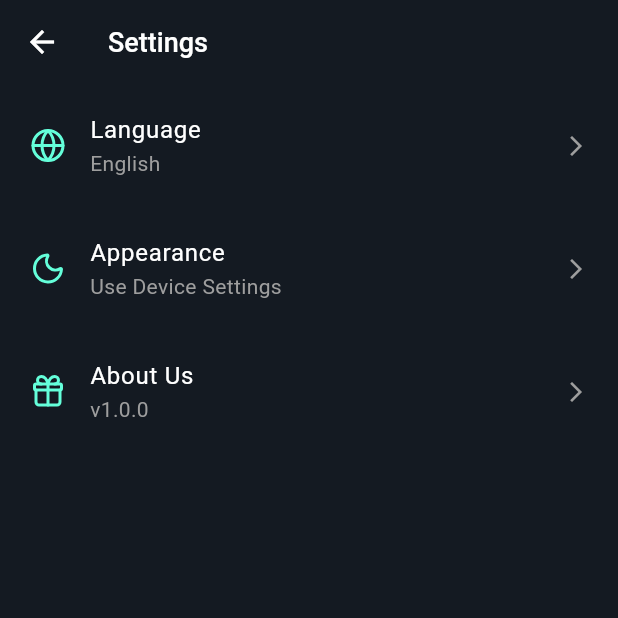
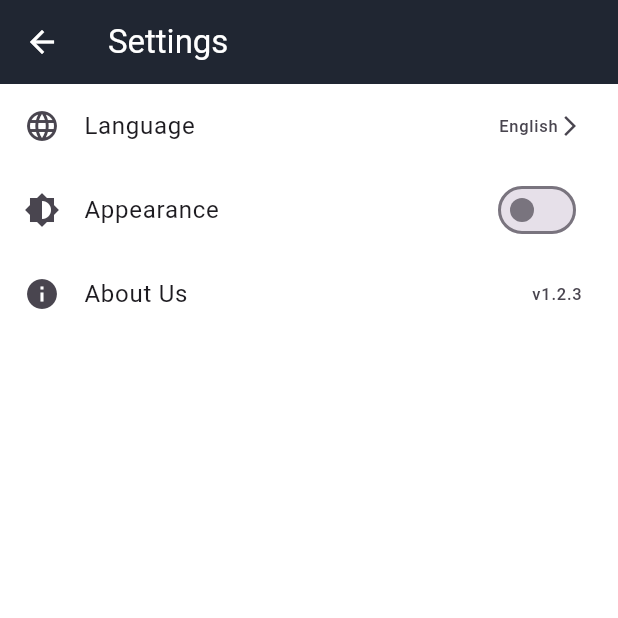
Before and after one commit to Swagnik02/ZyptoPulse, a Flutter app: the ProfileScreen screen opened by its route, on a phone screen of 412 x 824 dp, the top half of it. Run offline on Flutter 3.47's test engine with Material 3 defaults, Android fonts, the light colour scheme and no system bars; our stand-ins replace flutter_riverpod, flutter_secure_storage, flutter_svg, go_router, lottie; accounts and stored records are empty.

Commit message:
theme change

```diff
--- a/lib/screens/settings_screen.dart
+++ b/lib/screens/settings_screen.dart
@@ -1,69 +1,55 @@
 import 'package:flutter/material.dart';
+import 'package:flutter_riverpod/flutter_riverpod.dart';
 import 'package:go_router/go_router.dart';
-import 'package:lucide_icons/lucide_icons.dart';
+import 'package:zypto_pulse/providers/theme_provider.dart';
 
-class ProfileScreen extends StatelessWidget {
+class ProfileScreen extends ConsumerWidget {
+  const ProfileScreen({super.key});
+
   @override
-  Widget build(BuildContext context) {
+  Widget build(BuildContext context, WidgetRef ref) {
+    final themeMode = ref.watch(themeProvider);
+    final isDarkMode = themeMode == ThemeMode.dark;
+
     return Scaffold(
-      backgroundColor: Color(0xFF141A22),
       appBar: AppBar(
-        backgroundColor: Color(0xFF141A22),
-        elevation: 0,
+        title: const Text("Settings"),
         leading: IconButton(
-          icon: Icon(Icons.arrow_back, color: Colors.white),
-          onPressed: () => context.go('/home'),
-        ),
-        title: Text(
-          "Settings",
-          style: TextStyle(
-            color: Colors.white,
-            fontSize: 18,
-            fontWeight: FontWeight.w500,
-          ),
+          icon: const Icon(Icons.arrow_back),
+          onPressed: () => context.pop(),
         ),
       ),
       body: ListView(
         children: [
-          _buildSettingsTile(
-            icon: LucideIcons.globe,
-            title: "Language",
-            subtitle: "English",
+          ListTile(
+            leading: const Icon(Icons.language),
+            title: const Text("Language"),
+            trailing: const Row(
+              mainAxisSize: MainAxisSize.min,
+              children: [
+                Text("English"),
+                Icon(Icons.arrow_forward_ios, size: 16),
+              ],
+            ),
             onTap: () {},
           ),
-          _buildSettingsTile(
-            icon: LucideIcons.moon,
-            title: "Appearance",
-            subtitle: "Use Device Settings",
-            onTap: () {},
+          ListTile(
+            leading: const Icon(Icons.brightness_6),
+            title: const Text("Appearance"),
+            trailing: Switch(
+              value: isDarkMode,
+              onChanged:
+                  (value) => ref.read(themeProvider.notifier).toggleTheme(),
+            ),
           ),
-          _buildSettingsTile(
-            icon: LucideIcons.gift,
-            title: "About Us",
-            subtitle: "v1.0.0",
+          ListTile(
+            leading: const Icon(Icons.info),
+            title: const Text("About Us"),
+            trailing: const Text("v1.2.3"),
             onTap: () {},
           ),
         ],
       ),
     );
   }
-
-  Widget _buildSettingsTile({
-    required IconData icon,
-    required String title,
-    required String subtitle,
-    required VoidCallback onTap,
-  }) {
-    return ListTile(
-      contentPadding: EdgeInsets.symmetric(horizontal: 20, vertical: 5),
-      leading: Icon(icon, color: Colors.tealAccent),
-      title: Text(title, style: TextStyle(color: Colors.white, fontSize: 16)),
-      subtitle: Text(
-        subtitle,
-        style: TextStyle(color: Colors.grey, fontSize: 14),
-      ),
-      trailing: Icon(Icons.arrow_forward_ios, color: Colors.grey, size: 16),
-      onTap: onTap,
-    );
-  }
 }
```
